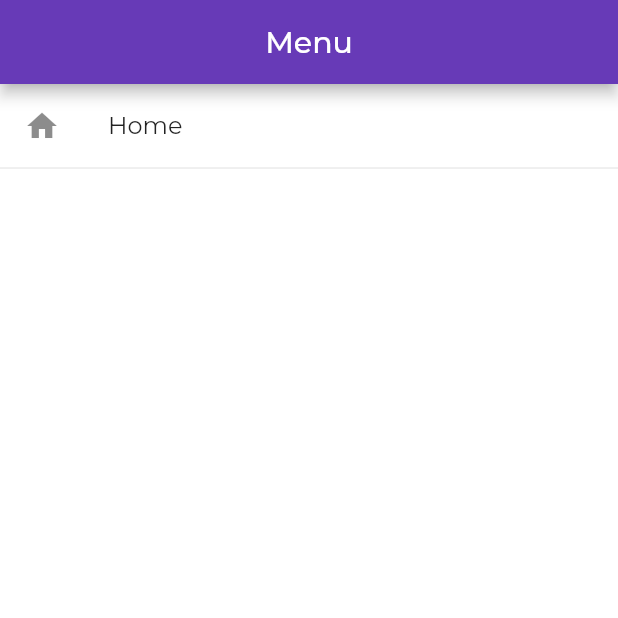
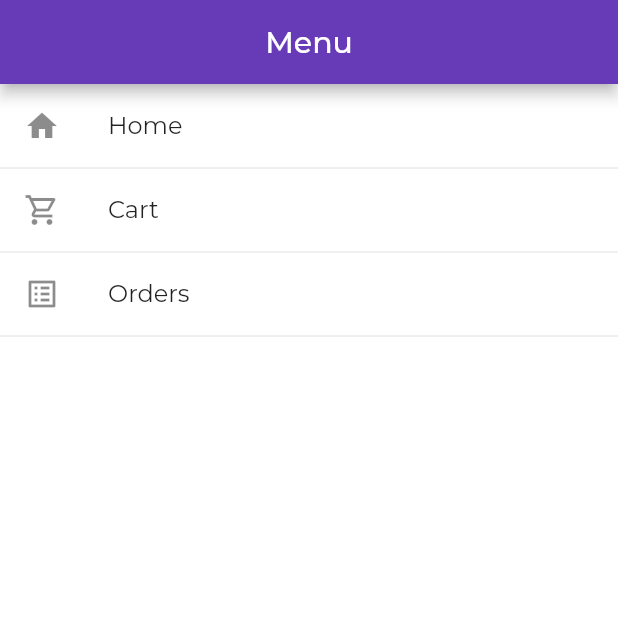
Before and after one commit to Jaloliddin-Fozilov/book_store, a Flutter app: the AppDrawer screen opened directly, on a phone screen of 412 x 824 dp, the top half of it. Run offline on Flutter 3.47's test engine with Material 2 defaults, Android fonts, the phone set to English and light mode, and no system bars; our stand-ins replace google_fonts; network calls fail.

Commit message:
cart model

```diff
--- a/lib/providers/book_provider.dart
+++ b/lib/providers/book_provider.dart
@@ -4,6 +4,114 @@ import '../models/book_model.dart';
 
 class BookProvider with ChangeNotifier {
   List<BookModel> _list = [
+    BookModel(
+      id: '1',
+      title: 'The Wonderful Adventures',
+      description:
+          'Imagine you fall asleep today and wake up in three hundred years! That\'s the story of Phra, the Phoenician, who has a rare gift of death-like sleep which makes him almost immortal. A reader gets introduced to Phra, a traveling Phoenician warrior, as he saves a slave girl, falls in love with her, and decides to bring her back home to Britannia. From there starts his incredible life journey through different eras of British history, ending up in the Elizabethan age. Each of his long periods of sleep relates to an invasion. For the first time, it happens during Caesar\'s invasion of Britain. ',
+      price: 12.0,
+      imageUrl:
+          'https://images.unsplash.com/photo-1541963463532-d68292c34b19?ixlib=rb-1.2.1&ixid=MnwxMjA3fDB8MHxwaG90by1wYWdlfHx8fGVufDB8fHx8&auto=format&fit=crop&w=388&q=80',
+      authorId: '1',
+      rating: 4,
+      views: 134,
+    ),
+    BookModel(
+      id: '2',
+      title: 'A School Story for Boys',
+      description:
+          'Salmon\'s House, to which division of Deepwater College Jack Symonds and his study-mates belonged, was famous for its exclusive set of youngsters—a band who had clubbed together for their own advancement, and the confusion of everybody else, and had named themselves the Crees. It amounted in the long run to a sort of secret society; it had its president, but no one outside its numbers knew who he was. It was never known for certain who the members were, either; and that gave a delightful uncertainty to everything connected with it.',
+      price: 18.0,
+      imageUrl:
+          'https://images.unsplash.com/photo-1476275466078-4007374efbbe?ixlib=rb-1.2.1&ixid=MnwxMjA3fDB8MHxwaG90by1wYWdlfHx8fGVufDB8fHx8&auto=format&fit=crop&w=829&q=80',
+      authorId: '1',
+      rating: 5,
+      views: 100,
+    ),
+    BookModel(
+      id: '3',
+      title: 'Programming Fundamentals',
+      description:
+          'This textbook on Programming Fundamentals is structured around a modular approach using C++.  It mostly covers Modular/Sturctured college course. ',
+      price: 10.0,
+      imageUrl:
+          'https://images.unsplash.com/photo-1491841573634-28140fc7ced7?ixlib=rb-1.2.1&ixid=MnwxMjA3fDB8MHxwaG90by1wYWdlfHx8fGVufDB8fHx8&auto=format&fit=crop&w=870&q=80',
+      authorId: '1',
+      rating: 3,
+      views: 40,
+    ),
+    BookModel(
+      id: '1',
+      title: 'The Wonderful Adventures',
+      description:
+          'Imagine you fall asleep today and wake up in three hundred years! That\'s the story of Phra, the Phoenician, who has a rare gift of death-like sleep which makes him almost immortal. A reader gets introduced to Phra, a traveling Phoenician warrior, as he saves a slave girl, falls in love with her, and decides to bring her back home to Britannia. From there starts his incredible life journey through different eras of British history, ending up in the Elizabethan age. Each of his long periods of sleep relates to an invasion. For the first time, it happens during Caesar\'s invasion of Britain. ',
+      price: 12.0,
+      imageUrl:
+          'https://images.unsplash.com/photo-1541963463532-d68292c34b19?ixlib=rb-1.2.1&ixid=MnwxMjA3fDB8MHxwaG90by1wYWdlfHx8fGVufDB8fHx8&auto=format&fit=crop&w=388&q=80',
+      authorId: '1',
+      rating: 4,
+      views: 134,
+    ),
+    BookModel(
+      id: '2',
+      title: 'A School Story for Boys',
+      description:
+          'Salmon\'s House, to which division of Deepwater College Jack Symonds and his study-mates belonged, was famous for its exclusive set of youngsters—a band who had clubbed together for their own advancement, and the confusion of everybody else, and had named themselves the Crees. It amounted in the long run to a sort of secret society; it had its president, but no one outside its numbers knew who he was. It was never known for certain who the members were, either; and that gave a delightful uncertainty to everything connected with it.',
+      price: 18.0,
+      imageUrl:
+          'https://images.unsplash.com/photo-1476275466078-4007374efbbe?ixlib=rb-1.2.1&ixid=MnwxMjA3fDB8MHxwaG90by1wYWdlfHx8fGVufDB8fHx8&auto=format&fit=crop&w=829&q=80',
+      authorId: '1',
+      rating: 5,
+      views: 100,
+    ),
+    BookModel(
+      id: '3',
+      title: 'Programming Fundamentals',
+      description:
+          'This textbook on Programming Fundamentals is structured around a modular approach using C++.  It mostly covers Modular/Sturctured college course. ',
+      price: 10.0,
+      imageUrl:
+          'https://images.unsplash.com/photo-1491841573634-28140fc7ced7?ixlib=rb-1.2.1&ixid=MnwxMjA3fDB8MHxwaG90by1wYWdlfHx8fGVufDB8fHx8&auto=format&fit=crop&w=870&q=80',
+      authorId: '1',
+      rating: 3,
+      views: 40,
+    ),
+    BookModel(
+      id: '1',
+      title: 'The Wonderful Adventures',
+      description:
+          'Imagine you fall asleep today and wake up in three hundred years! That\'s the story of Phra, the Phoenician, who has a rare gift of death-like sleep which makes him almost immortal. A reader gets introduced to Phra, a traveling Phoenician warrior, as he saves a slave girl, falls in love with her, and decides to bring her back home to Britannia. From there starts his incredible life journey through different eras of British history, ending up in the Elizabethan age. Each of his long periods of sleep relates to an invasion. For the first time, it happens during Caesar\'s invasion of Britain. ',
+      price: 12.0,
+      imageUrl:
+          'https://images.unsplash.com/photo-1541963463532-d68292c34b19?ixlib=rb-1.2.1&ixid=MnwxMjA3fDB8MHxwaG90by1wYWdlfHx8fGVufDB8fHx8&auto=format&fit=crop&w=388&q=80',
+      authorId: '1',
+      rating: 4,
+      views: 134,
+    ),
+    BookModel(
+      id: '2',
+      title: 'A School Story for Boys',
+      description:
+          'Salmon\'s House, to which division of Deepwater College Jack Symonds and his study-mates belonged, was famous for its exclusive set of youngsters—a band who had clubbed together for their own advancement, and the confusion of everybody else, and had named themselves the Crees. It amounted in the long run to a sort of secret society; it had its president, but no one outside its numbers knew who he was. It was never known for certain who the members were, either; and that gave a delightful uncertainty to everything connected with it.',
+      price: 18.0,
+      imageUrl:
+          'https://images.unsplash.com/photo-1476275466078-4007374efbbe?ixlib=rb-1.2.1&ixid=MnwxMjA3fDB8MHxwaG90by1wYWdlfHx8fGVufDB8fHx8&auto=format&fit=crop&w=829&q=80',
+      authorId: '1',
+      rating: 5,
+      views: 100,
+    ),
+    BookModel(
+      id: '3',
+      title: 'Programming Fundamentals',
+      description:
+          'This textbook on Programming Fundamentals is structured around a modular approach using C++.  It mostly covers Modular/Sturctured college course. ',
+      price: 10.0,
+      imageUrl:
+          'https://images.unsplash.com/photo-1491841573634-28140fc7ced7?ixlib=rb-1.2.1&ixid=MnwxMjA3fDB8MHxwaG90by1wYWdlfHx8fGVufDB8fHx8&auto=format&fit=crop&w=870&q=80',
+      authorId: '1',
+      rating: 3,
+      views: 40,
+    ),
     BookModel(
       id: '1',
       title: 'The Wonderful Adventures',
--- a/lib/widgets/app_drawer.dart
+++ b/lib/widgets/app_drawer.dart
@@ -21,7 +21,23 @@ class AppDrawer extends StatelessWidget {
             ),
             const Divider(
               height: 0,
-            )
+            ),
+            ListTile(
+              leading: const Icon(Icons.shopping_cart_outlined),
+              title: const Text('Cart'),
+              onTap: () {},
+            ),
+            const Divider(
+              height: 0,
+            ),
+            ListTile(
+              leading: const Icon(Icons.list_alt),
+              title: const Text('Orders'),
+              onTap: () {},
+            ),
+            const Divider(
+              height: 0,
+            ),
           ],
         ),
       ),
```
Also changed, not shown: lib/models/cart_model.dart (added, +17 -0 lines), lib/providers/cart_provider.dart (added, +89 -0 lines), lib/screens/book_detail_page.dart (+9 -3 lines), lib/screens/books_page.dart (added, +131 -0 lines), lib/screens/home_page.dart (+15 -5 lines), lib/screens/profile.dart (added, +12 -0 lines), lib/widgets/my_search_delegate.dart (added, +77 -0 lines).
